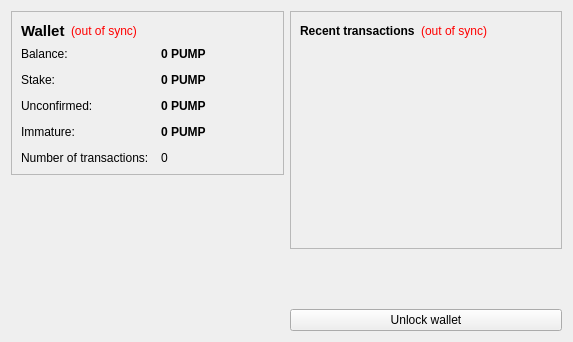
Old version of the form src/qt/forms/overviewpage.ui in the repository PumpCoinDEV/PumpCoin.
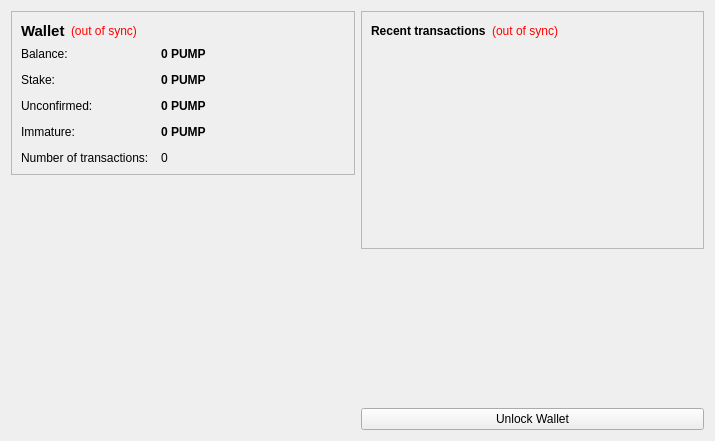
New version of the form. Icons and pictures are not drawn.

Diff of the .ui file:
```diff
--- a/src/qt/forms/overviewpage.ui
+++ b/src/qt/forms/overviewpage.ui
@@ -6,8 +6,8 @@
    <rect>
     <x>0</x>
     <y>0</y>
-    <width>573</width>
-    <height>342</height>
+    <width>715</width>
+    <height>441</height>
    </rect>
   </property>
   <property name="windowTitle">
@@ -341,7 +341,7 @@
      <item>
       <widget class="QPushButton" name="unlockWalletButton">
        <property name="text">
-        <string>Unlock wallet</string>
+        <string>Unlock Wallet</string>
        </property>
       </widget>
      </item>
```
